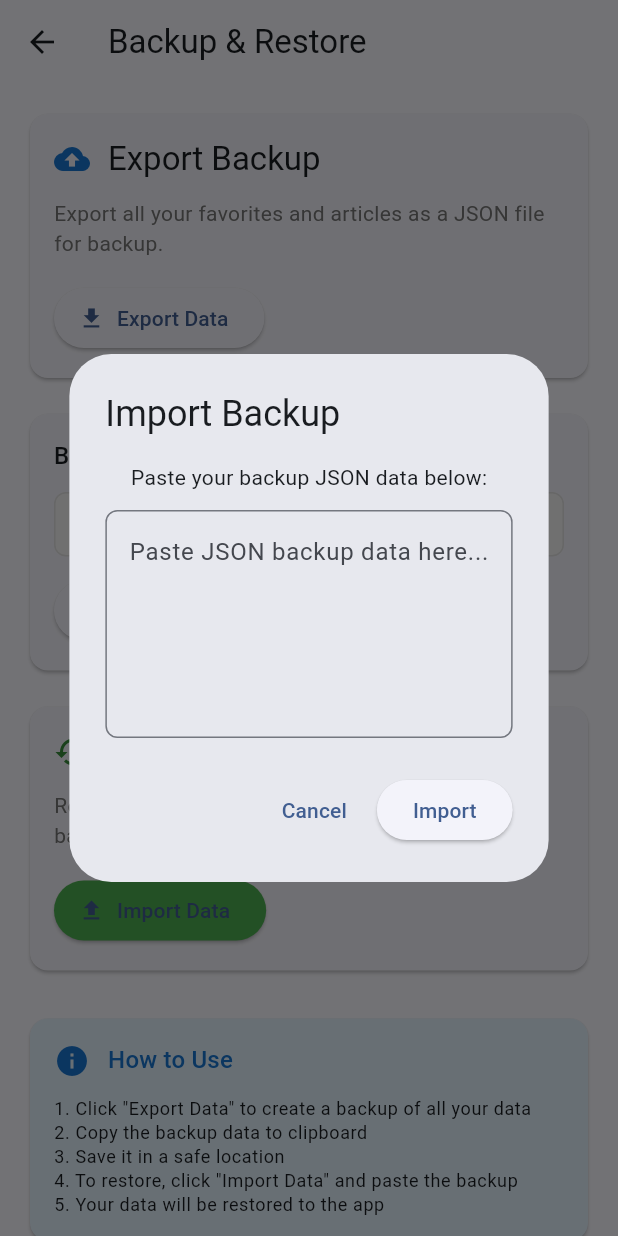
After one commit to Noureqo1/Mobile_Development_Tasks, a Flutter app: the BackupRestoreScreen screen opened directly, after a tap on "Export Data", after a tap on "Import Data", on a phone screen of 412 x 824 dp. The commit adds this screen. Run offline on Flutter 3.47's test engine with Material 3 defaults, Android fonts, the phone set to English and light mode, and no system bars; our stand-ins replace shared_preferences; accounts and stored records are empty; network calls fail.

Commit message:
Mobile Dev Lab_7 Task: Added Local Data Persistence & CRUD Operations To The News Reader App.

```diff
--- /dev/null
+++ b/news_reader_app/lib/screens/backup_restore_screen.dart
@@ -0,0 +1,327 @@
+import 'package:flutter/material.dart';
+import 'package:flutter/services.dart';
+import '../services/preferences_service.dart';
+
+class BackupRestoreScreen extends StatefulWidget {
+  const BackupRestoreScreen({super.key});
+
+  @override
+  State<BackupRestoreScreen> createState() => _BackupRestoreScreenState();
+}
+
+class _BackupRestoreScreenState extends State<BackupRestoreScreen> {
+  late PreferencesService _preferencesService;
+  String _backupData = '';
+  bool _isLoading = false;
+
+  @override
+  void initState() {
+    super.initState();
+    _preferencesService = PreferencesService();
+    _initializePreferences();
+  }
+
+  Future<void> _initializePreferences() async {
+    await _preferencesService.init();
+  }
+
+  Future<void> _exportData() async {
+    setState(() => _isLoading = true);
+    try {
+      final jsonData = await _preferencesService.exportDataToJson();
+      setState(() {
+        _backupData = jsonData;
+        _isLoading = false;
+      });
+
+      if (mounted) {
+        ScaffoldMessenger.of(context).showSnackBar(
+          const SnackBar(
+            content: Text('Data exported successfully!'),
+            duration: Duration(seconds: 2),
+          ),
+        );
+      }
+    } catch (e) {
+      setState(() => _isLoading = false);
+      if (mounted) {
+        ScaffoldMessenger.of(context).showSnackBar(
+          SnackBar(
+            content: Text('Export failed: $e'),
+            backgroundColor: Colors.red,
+          ),
+        );
+      }
+    }
+  }
+
+  Future<void> _copyToClipboard() async {
+    if (_backupData.isEmpty) {
+      ScaffoldMessenger.of(context).showSnackBar(
+        const SnackBar(
+          content: Text('No data to copy. Export data first.'),
+          backgroundColor: Colors.orange,
+        ),
+      );
+      return;
+    }
+
+    await Clipboard.setData(ClipboardData(text: _backupData));
+    if (mounted) {
+      ScaffoldMessenger.of(context).showSnackBar(
+        const SnackBar(
+          content: Text('Backup data copied to clipboard!'),
+          duration: Duration(seconds: 2),
+        ),
+      );
+    }
+  }
+
+  Future<void> _importData() async {
+    final controller = TextEditingController();
+
+    if (!mounted) return;
+
+    final result = await showDialog<bool>(
+      context: context,
+      builder: (context) => AlertDialog(
+        title: const Text('Import Backup'),
+        content: SingleChildScrollView(
+          child: Column(
+            mainAxisSize: MainAxisSize.min,
+            children: [
+              const Text('Paste your backup JSON data below:'),
+              const SizedBox(height: 12),
+              TextField(
+                controller: controller,
+                maxLines: 10,
+                minLines: 5,
+                decoration: InputDecoration(
+                  hintText: 'Paste JSON backup data here...',
+                  border: OutlineInputBorder(
+                    borderRadius: BorderRadius.circular(8),
+                  ),
+                ),
+              ),
+            ],
+          ),
+        ),
+        actions: [
+          TextButton(
+            onPressed: () => Navigator.pop(context, false),
+            child: const Text('Cancel'),
+          ),
+          ElevatedButton(
+            onPressed: () => Navigator.pop(context, true),
+            child: const Text('Import'),
+          ),
+        ],
+      ),
+    );
+
+    if (result == true && controller.text.isNotEmpty) {
+      setState(() => _isLoading = true);
+      try {
+        final success = await _preferencesService.importDataFromJson(controller.text);
+        setState(() => _isLoading = false);
+
+        if (mounted) {
+          if (success) {
+            ScaffoldMessenger.of(context).showSnackBar(
+              const SnackBar(
+                content: Text('Data imported successfully!'),
+                duration: Duration(seconds: 2),
+              ),
+            );
+          } else {
+            ScaffoldMessenger.of(context).showSnackBar(
+              const SnackBar(
+                content: Text('Import failed. Invalid backup format.'),
+                backgroundColor: Colors.red,
+              ),
+            );
+          }
+        }
+      } catch (e) {
+        setState(() => _isLoading = false);
+        if (mounted) {
+          ScaffoldMessenger.of(context).showSnackBar(
+            SnackBar(
+              content: Text('Import error: $e'),
+              backgroundColor: Colors.red,
+            ),
+          );
+        }
+      }
+    }
+  }
+
+  @override
+  Widget build(BuildContext context) {
+    return Scaffold(
+      appBar: AppBar(
+        title: const Text('Backup & Restore'),
+        elevation: 0,
+      ),
+      body: SingleChildScrollView(
+        padding: const EdgeInsets.all(16),
+        child: Column(
+          crossAxisAlignment: CrossAxisAlignment.stretch,
+          children: [
+            // Export Section
+            Card(
+              child: Padding(
+                padding: const EdgeInsets.all(16),
+                child: Column(
+                  crossAxisAlignment: CrossAxisAlignment.start,
+                  children: [
+                    Row(
+                      children: [
+                        Icon(Icons.backup, color: Colors.blue[700]),
+                        const SizedBox(width: 12),
+                        Text(
+                          'Export Backup',
+                          style: Theme.of(context).textTheme.titleLarge,
+                        ),
+                      ],
+                    ),
+                    const SizedBox(height: 12),
+                    Text(
+                      'Export all your favorites and articles as a JSON file for backup.',
+                      style: Theme.of(context).textTheme.bodyMedium?.copyWith(
+                            color: Colors.grey[600],
+                          ),
+                    ),
+                    const SizedBox(height: 16),
+                    ElevatedButton.icon(
+                      onPressed: _isLoading ? null : _exportData,
+                      icon: const Icon(Icons.download),
+                      label: const Text('Export Data'),
+                    ),
+                  ],
+                ),
+              ),
+            ),
+            const SizedBox(height: 16),
+
+            // Backup Data Display
+            if (_backupData.isNotEmpty)
+              Card(
+                child: Padding(
+                  padding: const EdgeInsets.all(16),
+                  child: Column(
+                    crossAxisAlignment: CrossAxisAlignment.start,
+                    children: [
+                      Text(
+                        'Backup Data',
+                        style: Theme.of(context).textTheme.titleMedium,
+                      ),
+                      const SizedBox(height: 12),
+                      Container(
+                        padding: const EdgeInsets.all(12),
+                        decoration: BoxDecoration(
+                          color: Colors.grey[100],
+                          borderRadius: BorderRadius.circular(8),
+                          border: Border.all(color: Colors.grey[300]!),
+                        ),
+                        child: SingleChildScrollView(
+                          scrollDirection: Axis.horizontal,
+                          child: Text(
+                            _backupData,
+                            style: const TextStyle(
+                              fontFamily: 'monospace',
+                              fontSize: 12,
+                            ),
+                          ),
+                        ),
+                      ),
+                      const SizedBox(height: 12),
+                      ElevatedButton.icon(
+                        onPressed: _copyToClipboard,
+                        icon: const Icon(Icons.content_copy),
+                        label: const Text('Copy to Clipboard'),
+                      ),
+                    ],
+                  ),
+                ),
+              ),
+            const SizedBox(height: 16),
+
+            // Import Section
+            Card(
+              child: Padding(
+                padding: const EdgeInsets.all(16),
+                child: Column(
+                  crossAxisAlignment: CrossAxisAlignment.start,
+                  children: [
+                    Row(
+                      children: [
+                        Icon(Icons.restore, color: Colors.green[700]),
+                        const SizedBox(width: 12),
+                        Text(
+                          'Import Backup',
+                          style: Theme.of(context).textTheme.titleLarge,
+                        ),
+                      ],
+                    ),
+                    const SizedBox(height: 12),
+                    Text(
+                      'Restore your data from a previously exported JSON backup.',
+                      style: Theme.of(context).textTheme.bodyMedium?.copyWith(
+                            color: Colors.grey[600],
+                          ),
+                    ),
+                    const SizedBox(height: 16),
+                    ElevatedButton.icon(
+                      onPressed: _isLoading ? null : _importData,
+                      icon: const Icon(Icons.upload),
+                      label: const Text('Import Data'),
+                      style: ElevatedButton.styleFrom(
+                        backgroundColor: Colors.green,
+                      ),
+                    ),
+                  ],
+                ),
+              ),
+            ),
+            const SizedBox(height: 24),
+
+            // Info Section
+            Card(
+              color: Colors.blue[50],
+              child: Padding(
+                padding: const EdgeInsets.all(16),
+                child: Column(
+                  crossAxisAlignment: CrossAxisAlignment.start,
+                  children: [
+                    Row(
+                      children: [
+                        Icon(Icons.info, color: Colors.blue[700]),
+                        const SizedBox(width: 12),
+                        Text(
+                          'How to Use',
+                          style: Theme.of(context).textTheme.titleMedium?.copyWith(
+                                color: Colors.blue[700],
+                              ),
+                        ),
+                      ],
+                    ),
+                    const SizedBox(height: 12),
+                    Text(
+                      '1. Click "Export Data" to create a backup of all your data\n'
+                      '2. Copy the backup data to clipboard\n'
+                      '3. Save it in a safe location\n'
+                      '4. To restore, click "Import Data" and paste the backup\n'
+                      '5. Your data will be restored to the app',
+                      style: Theme.of(context).textTheme.bodySmall,
+                    ),
+                  ],
+                ),
+              ),
+            ),
+          ],
+        ),
+      ),
+    );
+  }
+}
--- a/news_reader_app/lib/screens/settings_screen.dart
+++ b/news_reader_app/lib/screens/settings_screen.dart
@@ -1,5 +1,6 @@
 import 'package:flutter/material.dart';
 import '../services/preferences_service.dart';
+import 'backup_restore_screen.dart';
 
 class SettingsScreen extends StatefulWidget {
   const SettingsScreen({super.key});
@@ -129,6 +130,38 @@ class _SettingsScreenState extends State<SettingsScreen> {
               ],
             ),
           ),
+          // Backup & Restore section
+          Padding(
+            padding: const EdgeInsets.symmetric(horizontal: 16),
+            child: Column(
+              crossAxisAlignment: CrossAxisAlignment.start,
+              children: [
+                Text(
+                  'Data Management',
+                  style: Theme.of(context).textTheme.titleLarge?.copyWith(
+                        fontWeight: FontWeight.bold,
+                      ),
+                ),
+                const SizedBox(height: 16),
+                Card(
+                  child: ListTile(
+                    leading: Icon(Icons.backup_outlined, color: Colors.blue[700]),
+                    title: const Text('Backup & Restore'),
+                    subtitle: const Text('Export or import your data'),
+                    trailing: const Icon(Icons.arrow_forward_ios, size: 16),
+                    onTap: () {
+                      Navigator.push(
+                        context,
+                        MaterialPageRoute(
+                          builder: (context) => const BackupRestoreScreen(),
+                        ),
+                      );
+                    },
+                  ),
+                ),
+              ],
+            ),
+          ),
           // About section
           Padding(
             padding: const EdgeInsets.all(16),
--- a/news_reader_app/lib/services/preferences_service.dart
+++ b/news_reader_app/lib/services/preferences_service.dart
@@ -4,6 +4,7 @@ import '../models/news_article.dart';
 
 class PreferencesService {
   static const String _favoritesKey = 'favorites';
+  static const String _articlesKey = 'articles';
   static const String _themeKey = 'theme_mode';
   static const String _notificationsKey = 'notifications_enabled';
 
@@ -13,7 +14,8 @@ class PreferencesService {
     _prefs = await SharedPreferences.getInstance();
   }
 
-  // Favorites management
+  // ==================== FAVORITES MANAGEMENT ====================
+
   Future<void> addFavorite(NewsArticle article) async {
     final favorites = await getFavorites();
     if (!favorites.any((a) => a.id == article.id)) {
@@ -48,7 +50,125 @@ class PreferencesService {
     await _prefs.setString(_favoritesKey, jsonEncode(jsonList));
   }
 
-  // Theme preference
+  // ==================== CRUD OPERATIONS FOR ARTICLES ====================
+
+  /// Create - Add a new article
+  Future<void> createArticle(NewsArticle article) async {
+    final articles = await getAllArticles();
+    if (!articles.any((a) => a.id == article.id)) {
+      articles.add(article);
+      await _saveArticles(articles);
+    }
+  }
+
+  /// Read - Get all articles
+  Future<List<NewsArticle>> getAllArticles() async {
+    final jsonString = _prefs.getString(_articlesKey);
+    if (jsonString == null) return [];
+
+    try {
+      final List<dynamic> jsonList = jsonDecode(jsonString);
+      return jsonList
+          .map((json) => NewsArticle.fromJson(json as Map<String, dynamic>))
+          .toList();
+    } catch (e) {
+      return [];
+    }
+  }
+
+  /// Read - Get article by ID
+  Future<NewsArticle?> getArticleById(String id) async {
+    final articles = await getAllArticles();
+    try {
+      return articles.firstWhere((a) => a.id == id);
+    } catch (e) {
+      return null;
+    }
+  }
+
+  /// Update - Update an existing article
+  Future<bool> updateArticle(NewsArticle article) async {
+    final articles = await getAllArticles();
+    final index = articles.indexWhere((a) => a.id == article.id);
+
+    if (index != -1) {
+      articles[index] = article;
+      await _saveArticles(articles);
+      return true;
+    }
+    return false;
+  }
+
+  /// Delete - Remove an article
+  Future<bool> deleteArticle(String articleId) async {
+    final articles = await getAllArticles();
+    final initialLength = articles.length;
+    articles.removeWhere((a) => a.id == articleId);
+
+    if (articles.length < initialLength) {
+      await _saveArticles(articles);
+      return true;
+    }
+    return false;
+  }
+
+  /// Delete all articles
+  Future<void> deleteAllArticles() async {
+    await _prefs.remove(_articlesKey);
+  }
+
+  Future<void> _saveArticles(List<NewsArticle> articles) async {
+    final jsonList = articles.map((a) => a.toJson()).toList();
+    await _prefs.setString(_articlesKey, jsonEncode(jsonList));
+  }
+
+  // ==================== BACKUP & RESTORE ====================
+
+  /// Export all data (favorites + articles) to JSON string
+  Future<String> exportDataToJson() async {
+    final favorites = await getFavorites();
+    final articles = await getAllArticles();
+
+    final backupData = {
+      'version': '1.0',
+      'exportedAt': DateTime.now().toIso8601String(),
+      'favorites': favorites.map((a) => a.toJson()).toList(),
+      'articles': articles.map((a) => a.toJson()).toList(),
+    };
+
+    return jsonEncode(backupData);
+  }
+
+  /// Import data from JSON string
+  Future<bool> importDataFromJson(String jsonString) async {
+    try {
+      final backupData = jsonDecode(jsonString) as Map<String, dynamic>;
+
+      // Validate backup format
+      if (!backupData.containsKey('favorites') || !backupData.containsKey('articles')) {
+        return false;
+      }
+
+      // Import favorites
+      final favoritesList = (backupData['favorites'] as List<dynamic>)
+          .map((json) => NewsArticle.fromJson(json as Map<String, dynamic>))
+          .toList();
+      await _saveFavorites(favoritesList);
+
+      // Import articles
+      final articlesList = (backupData['articles'] as List<dynamic>)
+          .map((json) => NewsArticle.fromJson(json as Map<String, dynamic>))
+          .toList();
+      await _saveArticles(articlesList);
+
+      return true;
+    } catch (e) {
+      return false;
+    }
+  }
+
+  // ==================== THEME PREFERENCE ====================
+
   Future<void> setThemeMode(String mode) async {
     await _prefs.setString(_themeKey, mode);
   }
@@ -57,7 +177,8 @@ class PreferencesService {
     return _prefs.getString(_themeKey) ?? 'system';
   }
 
-  // Notifications preference
+  // ==================== NOTIFICATIONS PREFERENCE ====================
+
   Future<void> setNotificationsEnabled(bool enabled) async {
     await _prefs.setBool(_notificationsKey, enabled);
   }
```
Also changed, not shown: 3 other files.
